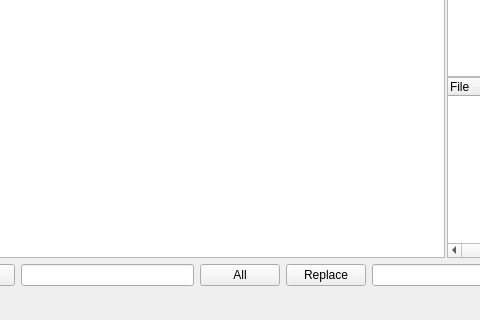
The window that GitView/source/mainwindow.ui (Rolloke/GUI-Apps) describes before a commit, drawn with Qt 5; both pictures show x 286 to 766 and y 504 to 824 of the 1209 by 824 pixel window.
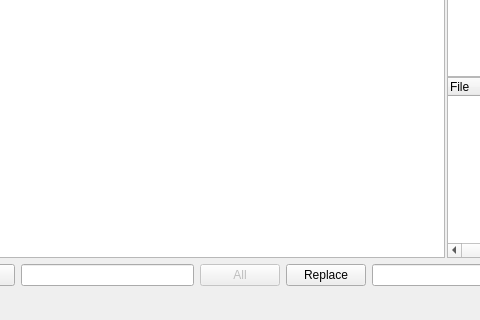
The same window after the commit. Icons and pictures are not drawn. Custom widgets are drawn as their Qt base class.

Diff of the .ui file:
```diff
--- a/GitView/source/mainwindow.ui
+++ b/GitView/source/mainwindow.ui
@@ -1334,6 +1334,9 @@
       </item>
       <item>
        <widget class="QPushButton" name="btnFindAll">
+        <property name="enabled">
+         <bool>false</bool>
+        </property>
         <property name="toolTip">
          <string>Search all occurrences of expression in all files of selected folder or in selected file</string>
         </property>
```
